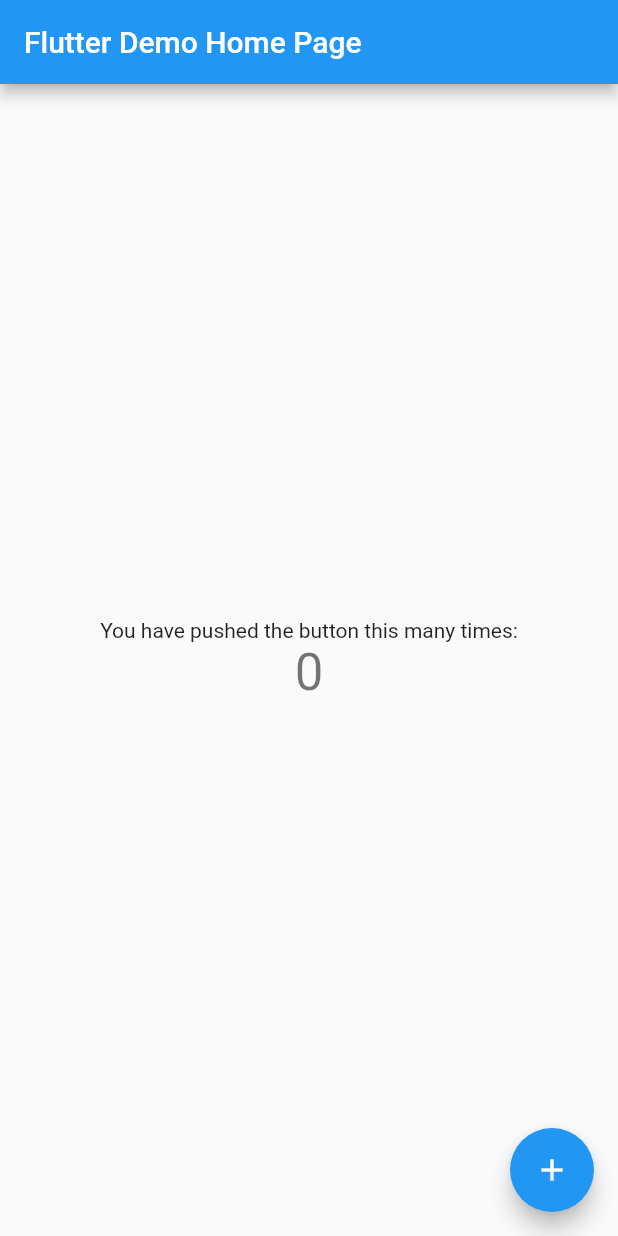
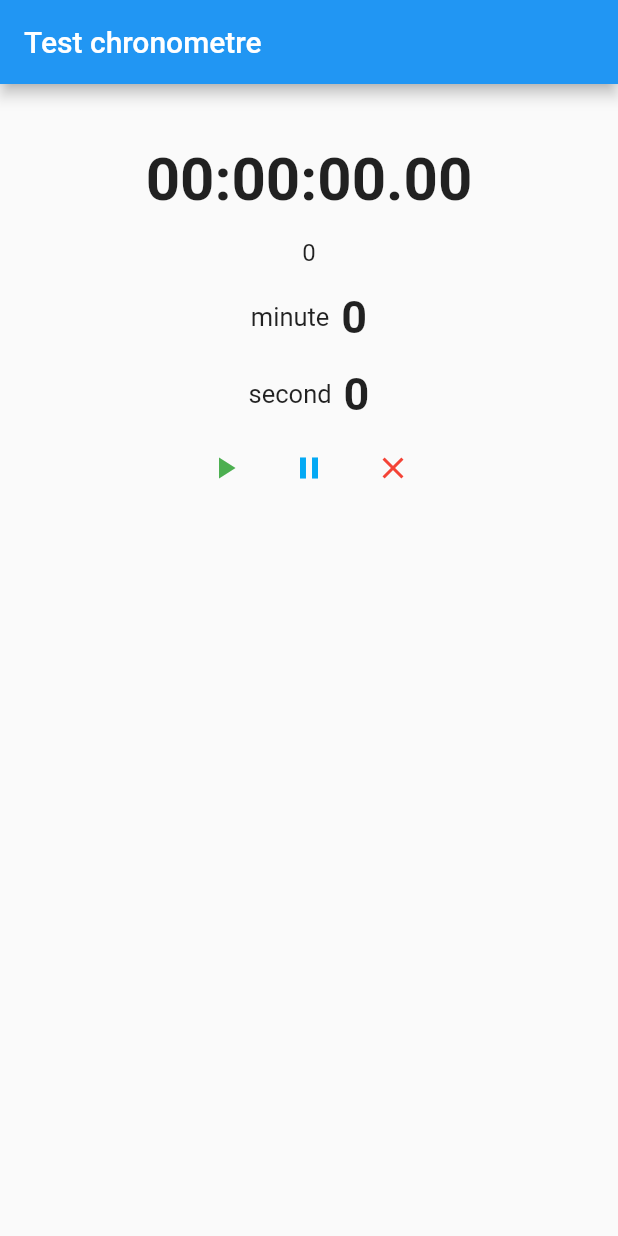
Before and after one commit to HabibLewhe/projet_ter, a Flutter app: the screen it shows after launch, on a phone screen of 412 x 824 dp. Run offline on Flutter 3.47's test engine with Material 2 defaults, Android fonts, the phone set to English and light mode, and no system bars; our stand-ins replace stop_watch_timer; Roboto replaces fonts that are missing (Helvetica).

Commit message:
Premier test d'un chronomètre simple en flutter

```diff
--- a/time_tracker_ter/lib/main.dart
+++ b/time_tracker_ter/lib/main.dart
@@ -1,4 +1,5 @@
 import 'package:flutter/material.dart';
+import 'package:stop_watch_timer/stop_watch_timer.dart';
 
 void main() {
   runApp(const MyApp());
@@ -11,7 +12,7 @@
   @override
   Widget build(BuildContext context) {
     return MaterialApp(
-      title: 'Flutter Demo',
+      title: 'Time Tracker',
       theme: ThemeData(
         // This is the theme of your application.
         //
@@ -24,7 +25,7 @@
         // is not restarted.
         primarySwatch: Colors.blue,
       ),
-      home: const MyHomePage(title: 'Flutter Demo Home Page'),
+      home: const MyHomePage(title: 'Test chronometre'),
     );
   }
 }
@@ -48,68 +49,217 @@
 }
 
 class _MyHomePageState extends State<MyHomePage> {
-  int _counter = 0;
+  final _isHours = true;
 
-  void _incrementCounter() {
-    setState(() {
-      // This call to setState tells the Flutter framework that something has
-      // changed in this State, which causes it to rerun the build method below
-      // so that the display can reflect the updated values. If we changed
-      // _counter without calling setState(), then the build method would not be
-      // called again, and so nothing would appear to happen.
-      _counter++;
-    });
+  final StopWatchTimer _stopWatchTimer = StopWatchTimer(
+    mode: StopWatchMode.countUp,
+    /* DEBUG
+    onChange: (value) => print('onChange $value'),
+    onChangeRawSecond: (value) => print('onChangeRawSecond $value'),
+    onChangeRawMinute: (value) => print('onChangeRawMinute $value'),
+    onStopped: () {
+      print('onStop');
+    },
+    onEnded: () {
+      print('onEnded');
+    },
+    */
+  );
+
+  @override
+  void initState() {
+    super.initState();
+
+    /* DEBUG
+    _stopWatchTimer.rawTime.listen((value) =>
+        print('rawTime $value ${StopWatchTimer.getDisplayTime(value)}'));
+    _stopWatchTimer.minuteTime.listen((value) => print('minuteTime $value'));
+    _stopWatchTimer.secondTime.listen((value) => print('secondTime $value'));
+    _stopWatchTimer.records.listen((value) => print('records $value'));
+    _stopWatchTimer.fetchStopped
+        .listen((value) => print('stopped from stream'));
+    _stopWatchTimer.fetchEnded.listen((value) => print('ended from stream'));
+    */
+  }
+
+  @override
+  void dispose() async {
+    super.dispose();
+    await _stopWatchTimer.dispose();
   }
 
   @override
   Widget build(BuildContext context) {
-    // This method is rerun every time setState is called, for instance as done
-    // by the _incrementCounter method above.
-    //
-    // The Flutter framework has been optimized to make rerunning build methods
-    // fast, so that you can just rebuild anything that needs updating rather
-    // than having to individually change instances of widgets.
     return Scaffold(
       appBar: AppBar(
-        // Here we take the value from the MyHomePage object that was created by
-        // the App.build method, and use it to set our appbar title.
-        title: Text(widget.title),
+        title: const Text('Test chronometre'),
       ),
-      body: Center(
-        // Center is a layout widget. It takes a single child and positions it
-        // in the middle of the parent.
-        child: Column(
-          // Column is also a layout widget. It takes a list of children and
-          // arranges them vertically. By default, it sizes itself to fit its
-          // children horizontally, and tries to be as tall as its parent.
-          //
-          // Invoke "debug painting" (press "p" in the console, choose the
-          // "Toggle Debug Paint" action from the Flutter Inspector in Android
-          // Studio, or the "Toggle Debug Paint" command in Visual Studio Code)
-          // to see the wireframe for each widget.
-          //
-          // Column has various properties to control how it sizes itself and
-          // how it positions its children. Here we use mainAxisAlignment to
-          // center the children vertically; the main axis here is the vertical
-          // axis because Columns are vertical (the cross axis would be
-          // horizontal).
-          mainAxisAlignment: MainAxisAlignment.center,
-          children: <Widget>[
-            const Text(
-              'You have pushed the button this many times:',
+      body: Scrollbar(
+        child: SingleChildScrollView(
+          child: Padding(
+            padding: const EdgeInsets.symmetric(
+              vertical: 32,
+              horizontal: 16,
             ),
-            Text(
-              '$_counter',
-              style: Theme.of(context).textTheme.headline4,
+            child: Column(
+              mainAxisAlignment: MainAxisAlignment.center,
+              crossAxisAlignment: CrossAxisAlignment.center,
+              children: <Widget>[
+                /// Display stop watch time
+                StreamBuilder<int>(
+                  stream: _stopWatchTimer.rawTime,
+                  initialData: _stopWatchTimer.rawTime.value,
+                  builder: (context, snap) {
+                    final value = snap.data!;
+                    final displayTime =
+                    StopWatchTimer.getDisplayTime(value, hours: _isHours);
+                    return Column(
+                      children: <Widget>[
+                        Padding(
+                          padding: const EdgeInsets.all(8),
+                          child: Text(
+                            displayTime,
+                            style: const TextStyle(
+                                fontSize: 40,
+                                fontFamily: 'Helvetica',
+                                fontWeight: FontWeight.bold),
+                          ),
+                        ),
+                        Padding(
+                          padding: const EdgeInsets.all(8),
+                          child: Text(
+                            value.toString(),
+                            style: const TextStyle(
+                                fontSize: 16,
+                                fontFamily: 'Helvetica',
+                                fontWeight: FontWeight.w400),
+                          ),
+                        ),
+                      ],
+                    );
+                  },
+                ),
+
+                /// Display every minute.
+                StreamBuilder<int>(
+                  stream: _stopWatchTimer.minuteTime,
+                  initialData: _stopWatchTimer.minuteTime.value,
+                  builder: (context, snap) {
+                    final value = snap.data;
+                    return Column(
+                      children: <Widget>[
+                        Padding(
+                            padding: const EdgeInsets.all(8),
+                            child: Row(
+                              mainAxisAlignment: MainAxisAlignment.center,
+                              crossAxisAlignment: CrossAxisAlignment.center,
+                              children: <Widget>[
+                                const Padding(
+                                  padding: EdgeInsets.symmetric(horizontal: 4),
+                                  child: Text(
+                                    'minute',
+                                    style: TextStyle(
+                                      fontSize: 17,
+                                      fontFamily: 'Helvetica',
+                                    ),
+                                  ),
+                                ),
+                                Padding(
+                                  padding:
+                                  const EdgeInsets.symmetric(horizontal: 4),
+                                  child: Text(
+                                    value.toString(),
+                                    style: const TextStyle(
+                                        fontSize: 30,
+                                        fontFamily: 'Helvetica',
+                                        fontWeight: FontWeight.bold),
+                                  ),
+                                ),
+                              ],
+                            )),
+                      ],
+                    );
+                  },
+                ),
+
+                /// Display every second.
+                StreamBuilder<int>(
+                  stream: _stopWatchTimer.secondTime,
+                  initialData: _stopWatchTimer.secondTime.value,
+                  builder: (context, snap) {
+                    final value = snap.data;
+                    return Column(
+                      children: <Widget>[
+                        Padding(
+                            padding: const EdgeInsets.all(8),
+                            child: Row(
+                              mainAxisAlignment: MainAxisAlignment.center,
+                              crossAxisAlignment: CrossAxisAlignment.center,
+                              children: <Widget>[
+                                const Padding(
+                                  padding: EdgeInsets.symmetric(horizontal: 4),
+                                  child: Text(
+                                    'second',
+                                    style: TextStyle(
+                                      fontSize: 17,
+                                      fontFamily: 'Helvetica',
+                                    ),
+                                  ),
+                                ),
+                                Padding(
+                                  padding:
+                                  const EdgeInsets.symmetric(horizontal: 4),
+                                  child: Text(
+                                    value.toString(),
+                                    style: const TextStyle(
+                                      fontSize: 30,
+                                      fontFamily: 'Helvetica',
+                                      fontWeight: FontWeight.bold,
+                                    ),
+                                  ),
+                                ),
+                              ],
+                            )),
+                      ],
+                    );
+                  },
+                ),
+
+                /// Button
+                Row(
+                  mainAxisAlignment: MainAxisAlignment.center,
+                  children: <Widget>[
+                    Padding(
+                      padding: const EdgeInsets.symmetric(horizontal: 4),
+                      child: IconButton(
+                        color: Colors.green,
+                        onPressed: _stopWatchTimer.onStartTimer,
+                        icon: const Icon(Icons.play_arrow),
+                      ),
+                    ),
+                    Padding(
+                      padding: const EdgeInsets.symmetric(horizontal: 4),
+                      child: IconButton(
+                        color: Colors.lightBlue,
+                        onPressed: _stopWatchTimer.onStopTimer,
+                        icon: const Icon(Icons.pause),
+                      ),
+                    ),
+                    Padding(
+                      padding: const EdgeInsets.symmetric(horizontal: 4),
+                      child: IconButton(
+                        color: Colors.red,
+                        onPressed: _stopWatchTimer.onResetTimer,
+                        icon: const Icon(Icons.clear)
+                      ),
+                    ),
+                  ],
+                ),
+              ],
             ),
-          ],
+          ),
         ),
       ),
-      floatingActionButton: FloatingActionButton(
-        onPressed: _incrementCounter,
-        tooltip: 'Increment',
-        child: const Icon(Icons.add),
-      ), // This trailing comma makes auto-formatting nicer for build methods.
     );
   }
 }
--- a/time_tracker_ter/pubspec.yaml
+++ b/time_tracker_ter/pubspec.yaml
@@ -36,6 +36,7 @@
   # The following adds the Cupertino Icons font to your application.
   # Use with the CupertinoIcons class for iOS style icons.
   cupertino_icons: ^1.0.2
+  stop_watch_timer: 2.0.0
 
 dev_dependencies:
   flutter_test:
```
Also changed, not shown: time_tracker_ter/pubspec.lock.
